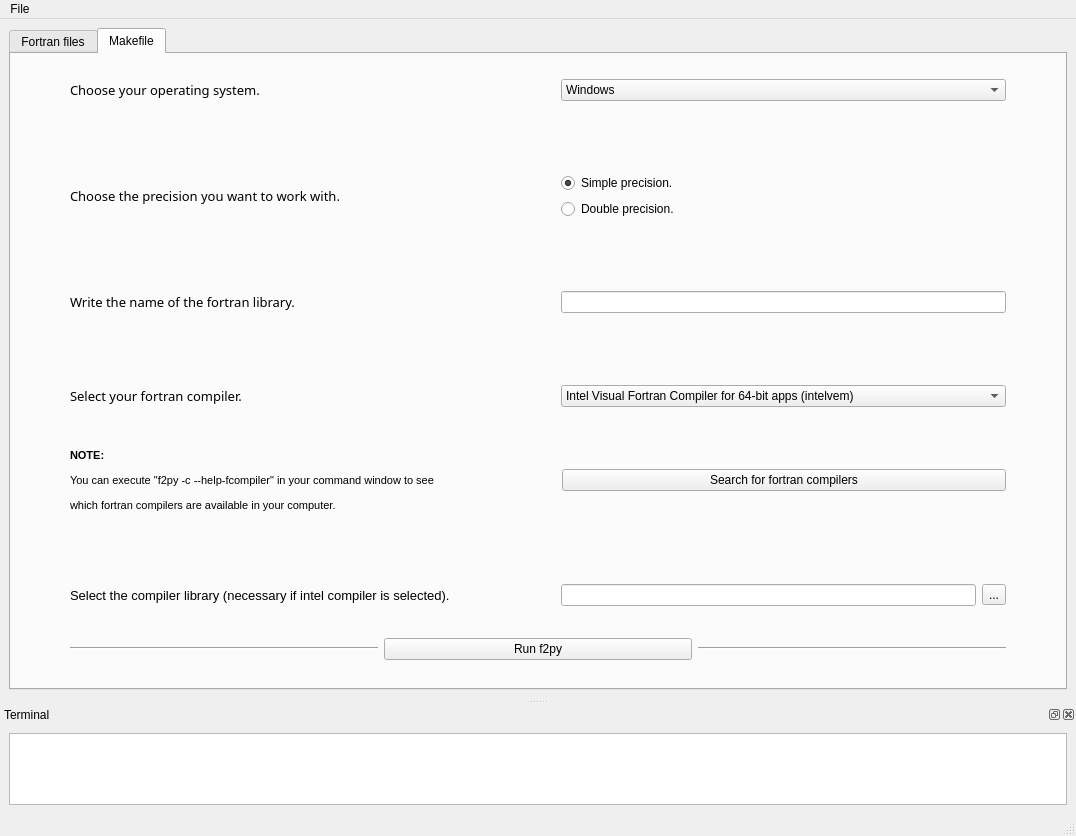
Before: the Qt Designer form fparser_GUI/GUI.ui in mramagu/Fortran-to-Python-Wrapper, drawn with Qt 5.
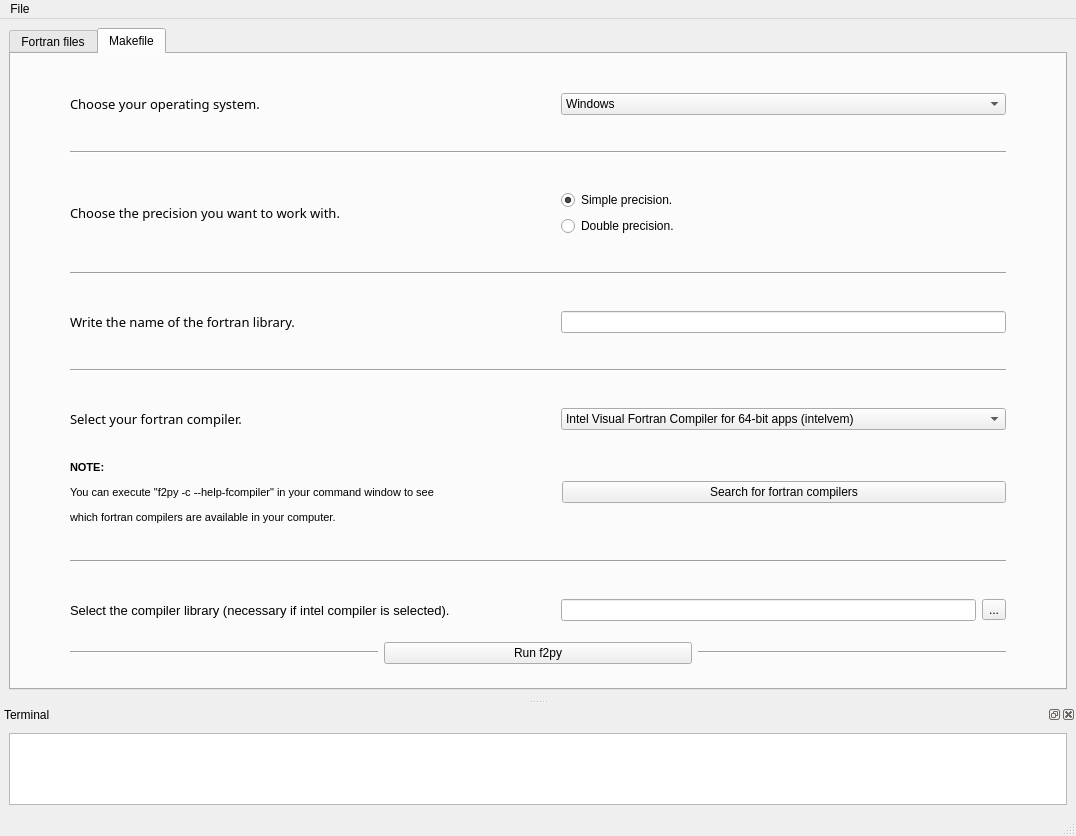
After: the same form once the commit is applied. The open tabs and pages were chosen to show the change.

Commit message: GUI makefile lines.

Patch:
```diff
--- a/fparser_GUI/GUI.ui
+++ b/fparser_GUI/GUI.ui
@@ -306,6 +306,22 @@
         <string>Makefile</string>
        </attribute>
        <layout class="QVBoxLayout" name="verticalLayout_8">
+        <item>
+         <spacer name="verticalSpacer_12">
+          <property name="orientation">
+           <enum>Qt::Vertical</enum>
+          </property>
+          <property name="sizeType">
+           <enum>QSizePolicy::Fixed</enum>
+          </property>
+          <property name="sizeHint" stdset="0">
+           <size>
+            <width>20</width>
+            <height>25</height>
+           </size>
+          </property>
+         </spacer>
+        </item>
         <item>
          <layout class="QHBoxLayout" name="horizontalLayout_4">
           <property name="leftMargin">
@@ -368,7 +384,40 @@
           <property name="sizeHint" stdset="0">
            <size>
             <width>20</width>
-            <height>50</height>
+            <height>25</height>
+           </size>
+          </property>
+         </spacer>
+        </item>
+        <item>
+         <layout class="QHBoxLayout" name="horizontalLayout_12">
+          <property name="leftMargin">
+           <number>50</number>
+          </property>
+          <property name="rightMargin">
+           <number>50</number>
+          </property>
+          <item>
+           <widget class="Line" name="line_5">
+            <property name="orientation">
+             <enum>Qt::Horizontal</enum>
+            </property>
+           </widget>
+          </item>
+         </layout>
+        </item>
+        <item>
+         <spacer name="verticalSpacer_8">
+          <property name="orientation">
+           <enum>Qt::Vertical</enum>
+          </property>
+          <property name="sizeType">
+           <enum>QSizePolicy::Fixed</enum>
+          </property>
+          <property name="sizeHint" stdset="0">
+           <size>
+            <width>20</width>
+            <height>25</height>
            </size>
           </property>
          </spacer>
@@ -435,7 +484,40 @@
           <property name="sizeHint" stdset="0">
            <size>
             <width>20</width>
-            <height>50</height>
+            <height>25</height>
+           </size>
+          </property>
+         </spacer>
+        </item>
+        <item>
+         <layout class="QHBoxLayout" name="horizontalLayout_13">
+          <property name="leftMargin">
+           <number>50</number>
+          </property>
+          <property name="rightMargin">
+           <number>50</number>
+          </property>
+          <item>
+           <widget class="Line" name="line_6">
+            <property name="orientation">
+             <enum>Qt::Horizontal</enum>
+            </property>
+           </widget>
+          </item>
+         </layout>
+        </item>
+        <item>
+         <spacer name="verticalSpacer_9">
+          <property name="orientation">
+           <enum>Qt::Vertical</enum>
+          </property>
+          <property name="sizeType">
+           <enum>QSizePolicy::Fixed</enum>
+          </property>
+          <property name="sizeHint" stdset="0">
+           <size>
+            <width>20</width>
+            <height>25</height>
            </size>
           </property>
          </spacer>
@@ -501,7 +583,40 @@
           <property name="sizeHint" stdset="0">
            <size>
             <width>20</width>
-            <height>50</height>
+            <height>25</height>
+           </size>
+          </property>
+         </spacer>
+        </item>
+        <item>
+         <layout class="QHBoxLayout" name="horizontalLayout_14">
+          <property name="leftMargin">
+           <number>50</number>
+          </property>
+          <property name="rightMargin">
+           <number>50</number>
+          </property>
+          <item>
+           <widget class="Line" name="line_7">
+            <property name="orientation">
+             <enum>Qt::Horizontal</enum>
+            </property>
+           </widget>
+          </item>
+         </layout>
+        </item>
+        <item>
+         <spacer name="verticalSpacer_10">
+          <property name="orientation">
+           <enum>Qt::Vertical</enum>
+          </property>
+          <property name="sizeType">
+           <enum>QSizePolicy::Fixed</enum>
+          </property>
+          <property name="sizeHint" stdset="0">
+           <size>
+            <width>20</width>
+            <height>25</height>
            </size>
           </property>
          </spacer>
@@ -641,7 +756,40 @@
           <property name="sizeHint" stdset="0">
            <size>
             <width>20</width>
-            <height>50</height>
+            <height>25</height>
+           </size>
+          </property>
+         </spacer>
+        </item>
+        <item>
+         <layout class="QHBoxLayout" name="horizontalLayout_15">
+          <property name="leftMargin">
+           <number>50</number>
+          </property>
+          <property name="rightMargin">
+           <number>50</number>
+          </property>
+          <item>
+           <widget class="Line" name="line_8">
+            <property name="orientation">
+             <enum>Qt::Horizontal</enum>
+            </property>
+           </widget>
+          </item>
+         </layout>
+        </item>
+        <item>
+         <spacer name="verticalSpacer_11">
+          <property name="orientation">
+           <enum>Qt::Vertical</enum>
+          </property>
+          <property name="sizeType">
+           <enum>QSizePolicy::Fixed</enum>
+          </property>
+          <property name="sizeHint" stdset="0">
+           <size>
+            <width>20</width>
+            <height>25</height>
            </size>
           </property>
          </spacer>
```
Left out of the diff: 4 changed lines with no effect on the pictures. The commit also changes 1 other file.
